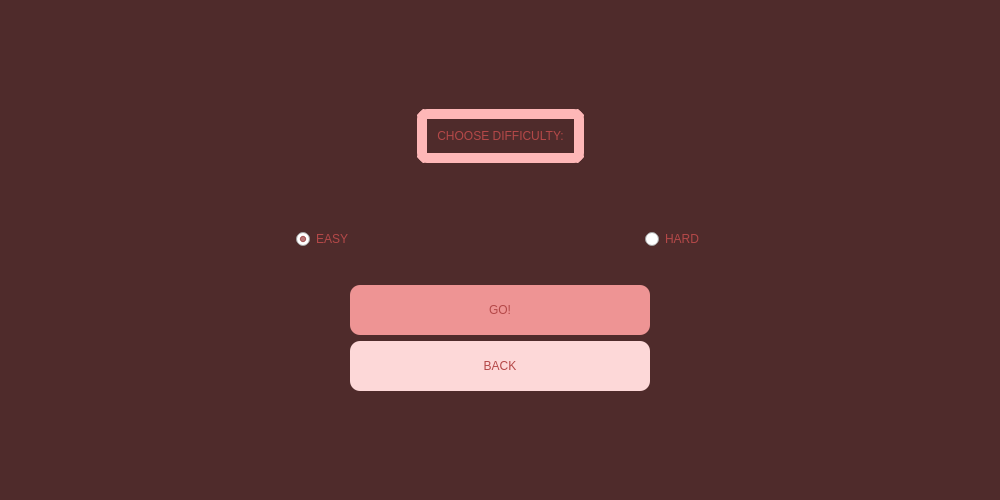
The window that MATFWars/choosedifficulty.ui (Divljo31/MATFWars) describes before a commit, drawn with Qt 5.
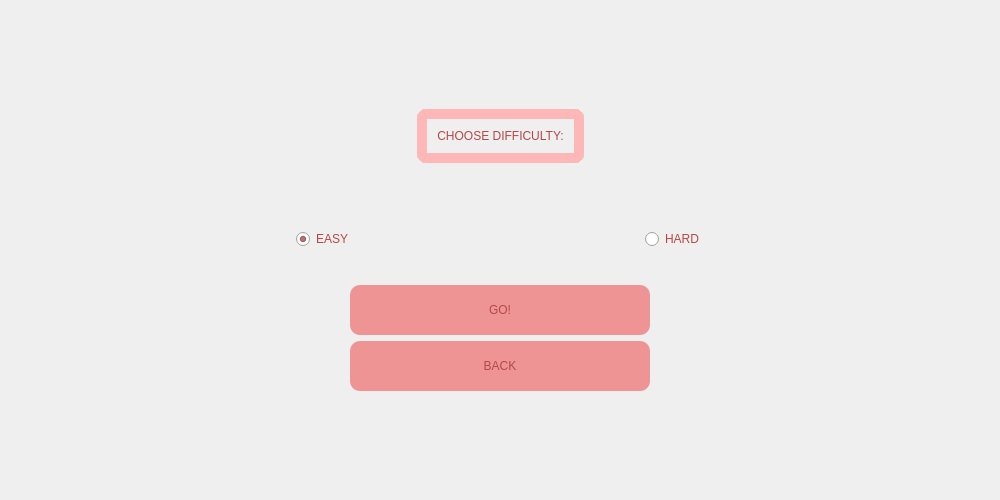
The same window after the commit. Icons and pictures are not drawn.

Patch:
```diff
--- a/MATFWars/choosedifficulty.ui
+++ b/MATFWars/choosedifficulty.ui
@@ -27,7 +27,7 @@
   </property>
   <property name="styleSheet">
    <string notr="true">#ChooseDifficulty{
-background-color: rgb(79, 43, 43);
+	border-image: url(:/background/background2.jpg);
 }</string>
   </property>
   <layout class="QVBoxLayout" name="verticalLayout_3">
@@ -318,8 +318,8 @@
        </property>
        <property name="styleSheet">
         <string notr="true">color:rgb(180, 72, 72);
-font: 600 25pt &quot;URW Bookman&quot;;
-background-color: rgb(253, 216, 216);
+font: 600 30pt &quot;URW Bookman&quot;;
+background-color: rgb(238, 148, 148);
 border-radius:10px;</string>
        </property>
        <property name="text">
```
